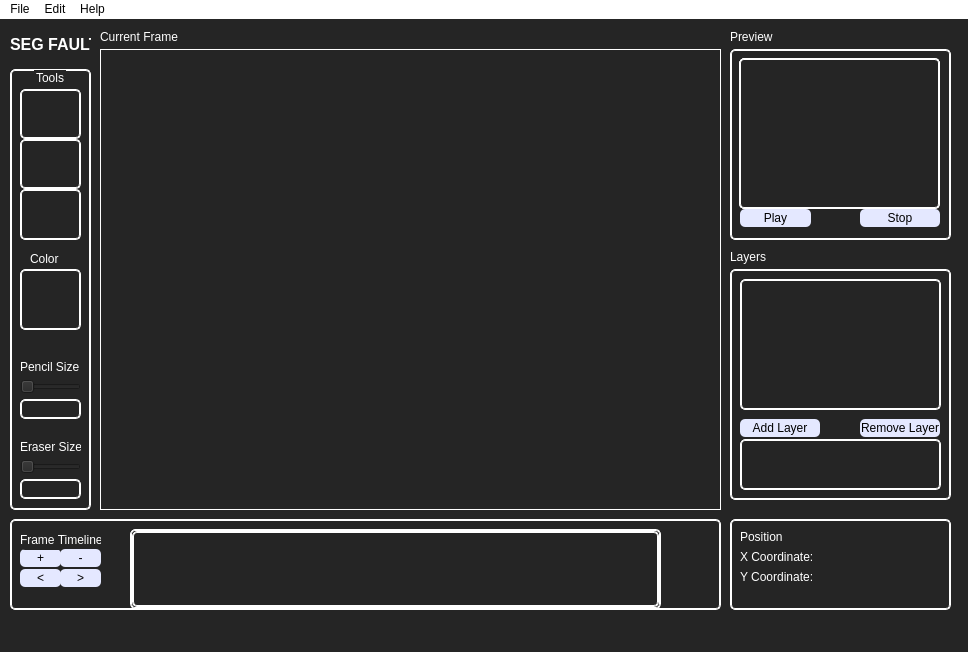
The window that PixelEditor/mainwindow.ui (ParkerMiddleton/Sprite-Animator) describes before a commit, drawn with Qt 5.
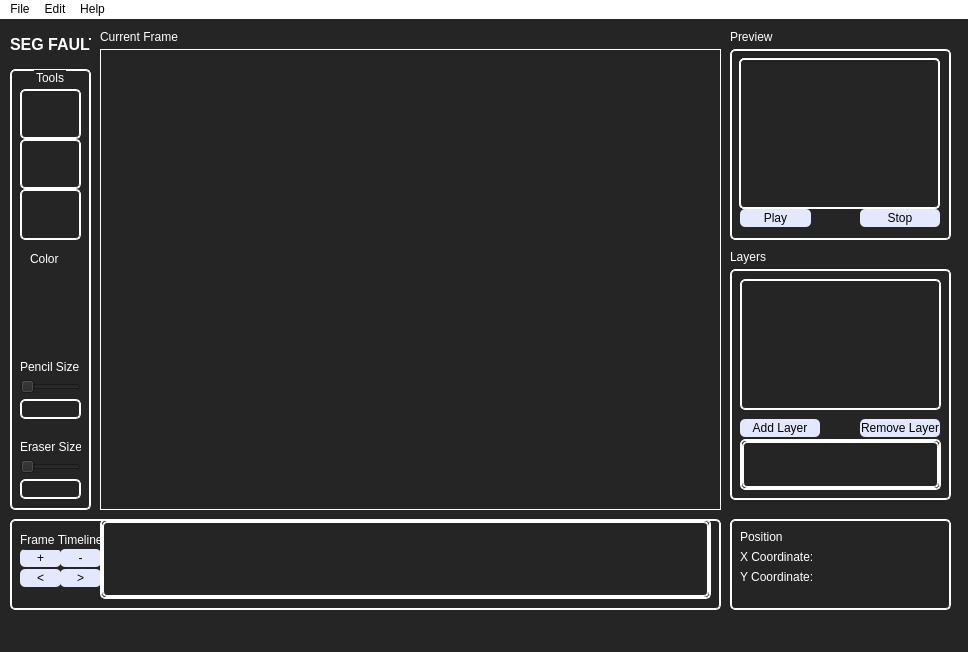
The same window after the commit. Icons and pictures are not drawn. Custom widgets are drawn as their Qt base class.

```diff
--- a/PixelEditor/mainwindow.ui
+++ b/PixelEditor/mainwindow.ui
@@ -10,12 +10,6 @@
     <height>652</height>
    </rect>
   </property>
-  <property name="sizePolicy">
-   <sizepolicy hsizetype="Preferred" vsizetype="Maximum">
-    <horstretch>0</horstretch>
-    <verstretch>0</verstretch>
-   </sizepolicy>
-  </property>
   <property name="windowTitle">
    <string>MainWindow</string>
   </property>
@@ -255,19 +249,6 @@
       <string>Eraser Size</string>
      </property>
     </widget>
-    <widget class="QLabel" name="currentColorDisplay">
-     <property name="geometry">
-      <rect>
-       <x>10</x>
-       <y>200</y>
-       <width>61</width>
-       <height>61</height>
-      </rect>
-     </property>
-     <property name="text">
-      <string/>
-     </property>
-    </widget>
     <widget class="QLabel" name="currentColorText">
      <property name="geometry">
       <rect>
@@ -491,7 +472,7 @@
       <string>Remove Layer</string>
      </property>
     </widget>
-    <widget class="QWidget" name="gridLayoutWidget_4">
+    <widget class="LayerPlacementEditor" name="layerPlacer">
      <property name="geometry">
       <rect>
        <x>10</x>
@@ -500,7 +481,19 @@
        <height>51</height>
       </rect>
      </property>
-     <layout class="QGridLayout" name="layersGrid"/>
+     <property name="widgetResizable">
+      <bool>true</bool>
+     </property>
+     <widget class="QWidget" name="layerPlacementContents">
+      <property name="geometry">
+       <rect>
+        <x>0</x>
+        <y>0</y>
+        <width>197</width>
+        <height>47</height>
+       </rect>
+      </property>
+     </widget>
     </widget>
    </widget>
    <widget class="QLabel" name="layersText">
@@ -635,9 +628,9 @@
     <widget class="FrameTimeline" name="frameTimeline">
      <property name="geometry">
       <rect>
-       <x>120</x>
-       <y>10</y>
-       <width>531</width>
+       <x>90</x>
+       <y>0</y>
+       <width>611</width>
        <height>80</height>
       </rect>
      </property>
@@ -649,7 +642,7 @@
        <rect>
         <x>0</x>
         <y>0</y>
-        <width>527</width>
+        <width>607</width>
         <height>76</height>
        </rect>
       </property>
@@ -825,6 +818,12 @@
    <header location="global">frametimeline.h</header>
    <container>1</container>
   </customwidget>
+  <customwidget>
+   <class>LayerPlacementEditor</class>
+   <extends>QScrollArea</extends>
+   <header location="global">layerplacementeditor.h</header>
+   <container>1</container>
+  </customwidget>
  </customwidgets>
  <resources/>
  <connections/>
```
Left out of the diff: 2 changed lines with no effect on the pictures.
